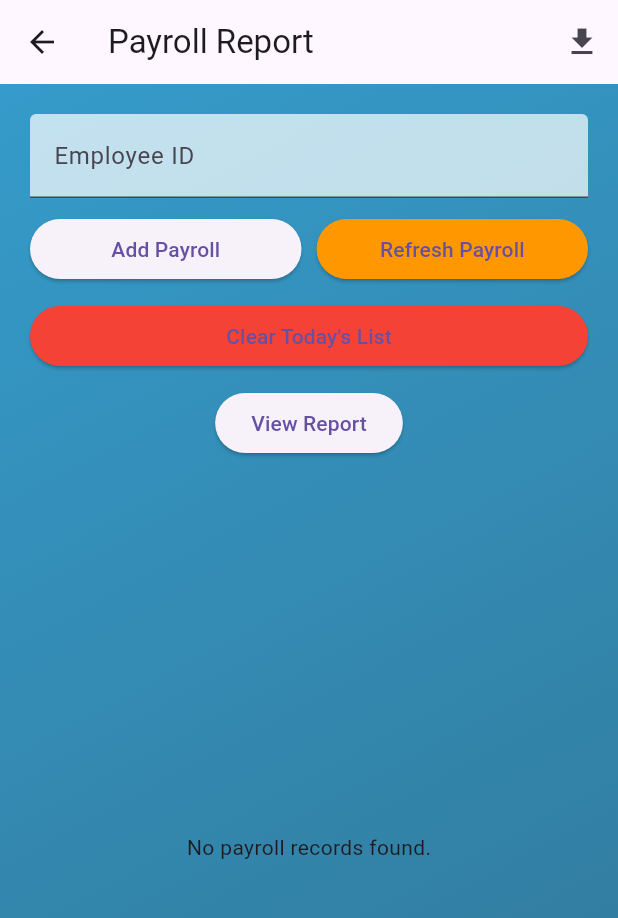
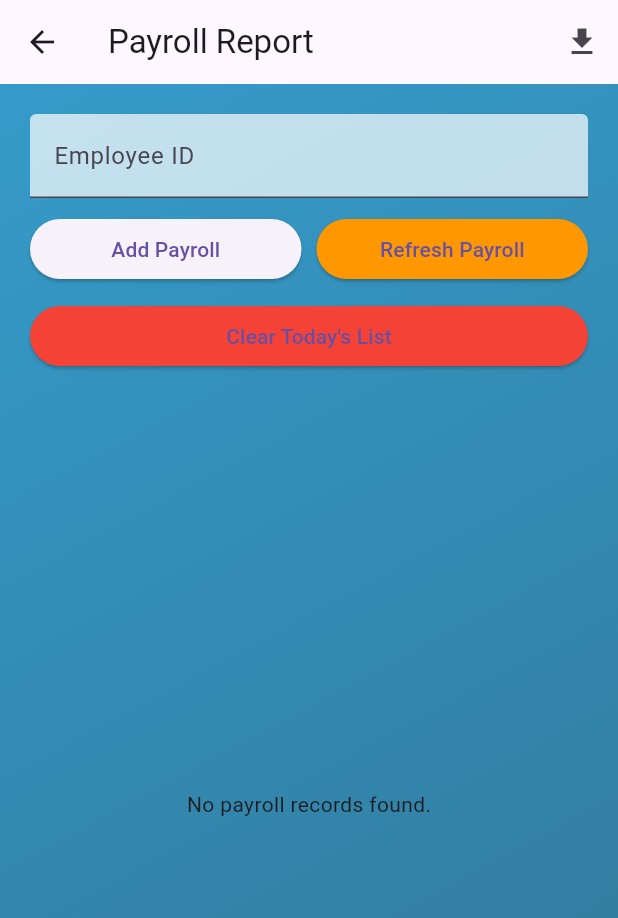
Before and after one commit to DextMendoza/hotellink-finalappdev, a Flutter app: the PayrollReport screen opened by its route, on a phone screen of 412 x 824 dp. Shown: the top 918 px of the screen. Run offline on Flutter 3.47's test engine with Material 3 defaults, Android fonts, the phone set to English and light mode, and no system bars; our stand-ins replace flutter_secure_storage, shared_preferences; accounts and stored records are empty.

Commit message:
Update payroll_management.dart

```diff
--- a/lib/screens/payroll_management.dart
+++ b/lib/screens/payroll_management.dart
@@ -260,21 +260,6 @@ class _PayrollReportState extends State<PayrollReport> {
               ),
             ],
           ),
-          const SizedBox(height: 10),
-          ElevatedButton(
-            onPressed: () {
-              Navigator.push(
-                context,
-                MaterialPageRoute(
-                  builder: (context) => ViewPayrollScreen(
-                    payrollRecords: _payrollRecords,
-                    isEmployee: false,
-                  ),
-                ),
-              );
-            },
-            child: const Text('View Report'),
-          ),
         ],
       ),
     );
@@ -285,7 +270,10 @@ class _PayrollReportState extends State<PayrollReport> {
       return const Center(child: Text('No payroll records found.'));
     }
 
-    return ListView.builder(
+    return Column(
+      children: [
+        Expanded(
+          child: ListView.builder(
             itemCount: records.length,
             itemBuilder: (context, index) {
               final record = records[index];
@@ -334,6 +322,24 @@ class _PayrollReportState extends State<PayrollReport> {
                 ),
               );
             },
+          ),
+        ),
+        const SizedBox(height: 10),
+        ElevatedButton(
+          onPressed: () {
+            Navigator.push(
+              context,
+              MaterialPageRoute(
+                builder: (context) => ViewPayrollScreen(
+                  payrollRecords: _payrollRecords,
+                  isEmployee: false,
+                ),
+              ),
+            );
+          },
+          child: const Text('View All'),
+        ),
+      ],
     );
   }
 }
```
Lines whose indentation alone changed are shown as unchanged.
